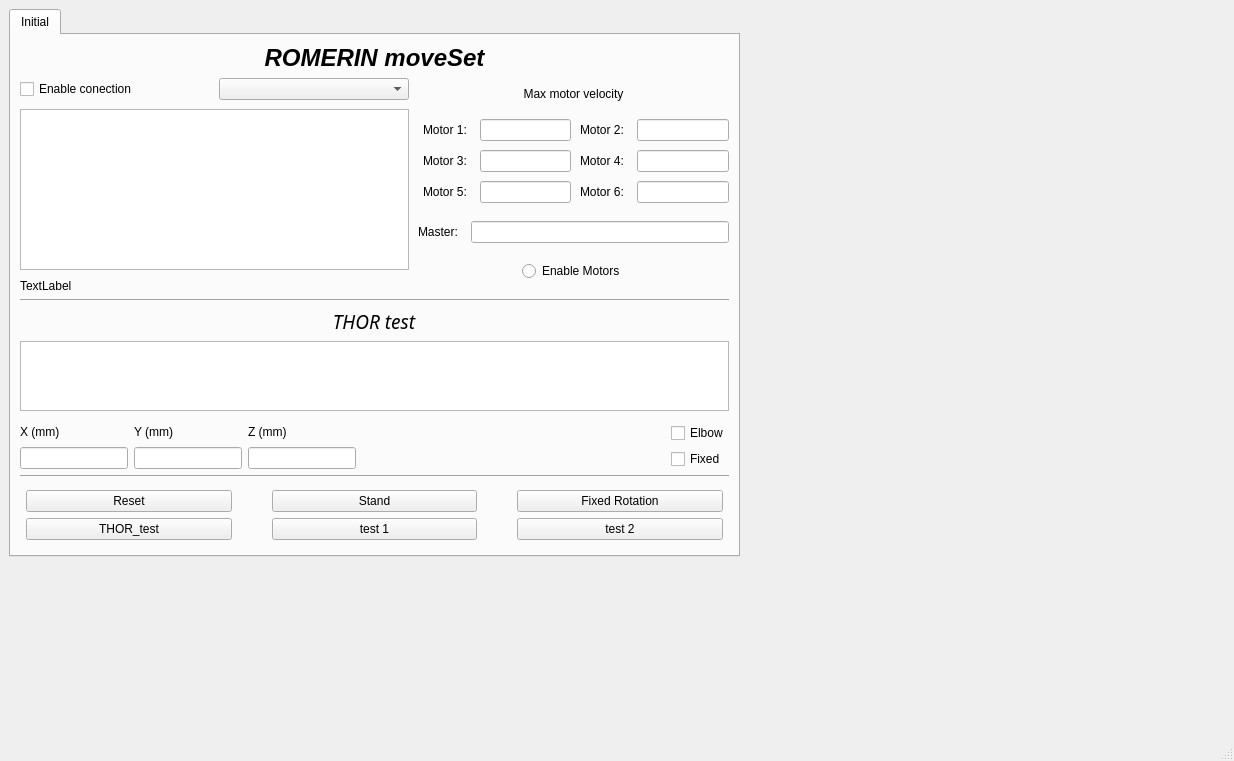
Old version of the form movimientos/Movimientos/mainwindow.ui in the repository Alvaro-Agenjo/ROMERIN_SIM.
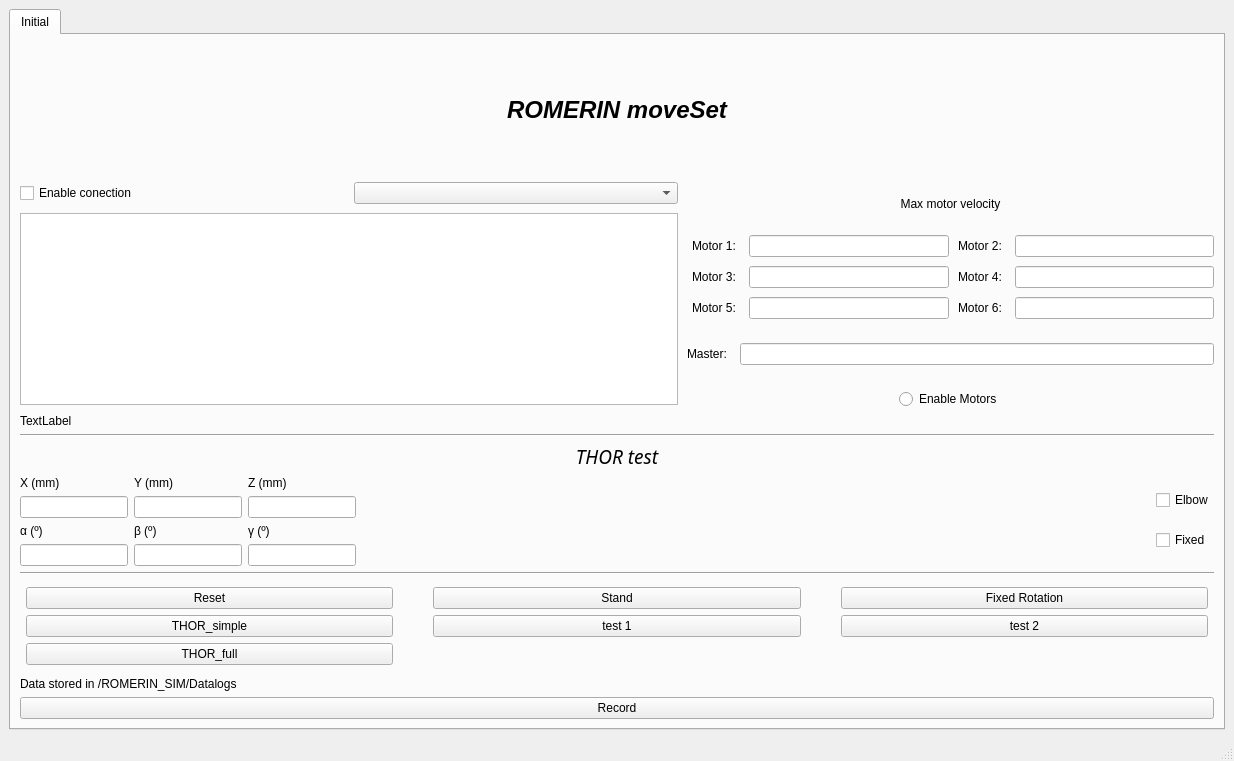
New version of the form.

Diff of the .ui file:
```diff
--- a/movimientos/Movimientos/mainwindow.ui
+++ b/movimientos/Movimientos/mainwindow.ui
@@ -14,15 +14,9 @@
    <string>MainWindow</string>
   </property>
   <widget class="QWidget" name="centralwidget">
+   <layout class="QHBoxLayout" name="horizontalLayout_6">
+    <item>
    <widget class="QTabWidget" name="tabWidget">
-    <property name="geometry">
-     <rect>
-      <x>9</x>
-      <y>9</y>
-      <width>731</width>
-      <height>548</height>
-     </rect>
-    </property>
     <property name="sizePolicy">
      <sizepolicy hsizetype="Preferred" vsizetype="Preferred">
       <horstretch>0</horstretch>
@@ -44,7 +38,7 @@
      </attribute>
      <layout class="QVBoxLayout" name="verticalLayout_4">
       <item>
-       <layout class="QVBoxLayout" name="verticalLayout_Main" stretch="1,8,2,0,0,0,0,0,0,6">
+         <layout class="QVBoxLayout" name="verticalLayout_Main" stretch="1,8,0,0,0,0,6,0,0">
         <property name="sizeConstraint">
          <enum>QLayout::SetNoConstraint</enum>
         </property>
@@ -53,7 +47,6 @@
           <property name="font">
            <font>
             <pointsize>18</pointsize>
-            <weight>75</weight>
             <italic>true</italic>
             <bold>true</bold>
            </font>
@@ -298,19 +291,6 @@
           </item>
          </layout>
         </item>
-        <item>
-         <spacer name="verticalSpacer">
-          <property name="orientation">
-           <enum>Qt::Vertical</enum>
-          </property>
-          <property name="sizeHint" stdset="0">
-           <size>
-            <width>20</width>
-            <height>20</height>
-           </size>
-          </property>
-         </spacer>
-        </item>
         <item>
          <widget class="Line" name="line">
           <property name="orientation">
@@ -324,7 +304,6 @@
            <font>
             <family>Sans Serif</family>
             <pointsize>14</pointsize>
-            <weight>50</weight>
             <italic>true</italic>
             <bold>false</bold>
             <underline>false</underline>
@@ -343,39 +322,20 @@
           </property>
          </widget>
         </item>
-        <item>
-         <widget class="QGraphicsView" name="graphicsView"/>
-        </item>
-        <item>
-         <widget class="QWidget" name="widget" native="true"/>
-        </item>
         <item>
          <layout class="QHBoxLayout" name="horizontalLayout_5">
           <item>
            <layout class="QGridLayout" name="gridLayout_2">
-            <item row="0" column="0">
-             <widget class="QLabel" name="label_6">
+              <item row="1" column="1">
+               <widget class="QLineEdit" name="txt_THOR_Y">
               <property name="sizePolicy">
-               <sizepolicy hsizetype="Preferred" vsizetype="Preferred">
+                 <sizepolicy hsizetype="Preferred" vsizetype="Fixed">
                 <horstretch>0</horstretch>
                 <verstretch>0</verstretch>
                </sizepolicy>
               </property>
               <property name="text">
-               <string>X (mm)</string>
-              </property>
-             </widget>
-            </item>
-            <item row="0" column="2">
-             <widget class="QLabel" name="label_5">
-              <property name="sizePolicy">
-               <sizepolicy hsizetype="Preferred" vsizetype="Preferred">
-                <horstretch>0</horstretch>
-                <verstretch>0</verstretch>
-               </sizepolicy>
-              </property>
-              <property name="text">
-               <string>Z (mm)</string>
+                 <string/>
               </property>
              </widget>
             </item>
@@ -392,6 +352,19 @@
               </property>
              </widget>
             </item>
+              <item row="0" column="2">
+               <widget class="QLabel" name="label_5">
+                <property name="sizePolicy">
+                 <sizepolicy hsizetype="Preferred" vsizetype="Preferred">
+                  <horstretch>0</horstretch>
+                  <verstretch>0</verstretch>
+                 </sizepolicy>
+                </property>
+                <property name="text">
+                 <string>Z (mm)</string>
+                </property>
+               </widget>
+              </item>
             <item row="1" column="0">
              <widget class="QLineEdit" name="txt_THOR_X">
               <property name="sizePolicy">
@@ -405,16 +378,29 @@
               </property>
              </widget>
             </item>
-            <item row="1" column="1">
-             <widget class="QLineEdit" name="txt_THOR_Y">
+              <item row="2" column="1">
+               <widget class="QLabel" name="label_14">
               <property name="sizePolicy">
-               <sizepolicy hsizetype="Preferred" vsizetype="Fixed">
+                 <sizepolicy hsizetype="Preferred" vsizetype="Preferred">
                 <horstretch>0</horstretch>
                 <verstretch>0</verstretch>
                </sizepolicy>
               </property>
               <property name="text">
-               <string/>
+                 <string>β (º)</string>
+                </property>
+               </widget>
+              </item>
+              <item row="0" column="0">
+               <widget class="QLabel" name="label_6">
+                <property name="sizePolicy">
+                 <sizepolicy hsizetype="Preferred" vsizetype="Preferred">
+                  <horstretch>0</horstretch>
+                  <verstretch>0</verstretch>
+                 </sizepolicy>
+                </property>
+                <property name="text">
+                 <string>X (mm)</string>
               </property>
              </widget>
             </item>
@@ -431,6 +417,71 @@
               </property>
              </widget>
             </item>
+              <item row="3" column="1">
+               <widget class="QLineEdit" name="txt_THOR_beta">
+                <property name="sizePolicy">
+                 <sizepolicy hsizetype="Preferred" vsizetype="Fixed">
+                  <horstretch>0</horstretch>
+                  <verstretch>0</verstretch>
+                 </sizepolicy>
+                </property>
+                <property name="text">
+                 <string/>
+                </property>
+               </widget>
+              </item>
+              <item row="2" column="2">
+               <widget class="QLabel" name="label_16">
+                <property name="sizePolicy">
+                 <sizepolicy hsizetype="Preferred" vsizetype="Preferred">
+                  <horstretch>0</horstretch>
+                  <verstretch>0</verstretch>
+                 </sizepolicy>
+                </property>
+                <property name="text">
+                 <string>γ (º)</string>
+                </property>
+               </widget>
+              </item>
+              <item row="3" column="2">
+               <widget class="QLineEdit" name="txt_THOR_gamma">
+                <property name="sizePolicy">
+                 <sizepolicy hsizetype="Preferred" vsizetype="Fixed">
+                  <horstretch>0</horstretch>
+                  <verstretch>0</verstretch>
+                 </sizepolicy>
+                </property>
+                <property name="text">
+                 <string/>
+                </property>
+               </widget>
+              </item>
+              <item row="2" column="0">
+               <widget class="QLabel" name="label_15">
+                <property name="sizePolicy">
+                 <sizepolicy hsizetype="Preferred" vsizetype="Preferred">
+                  <horstretch>0</horstretch>
+                  <verstretch>0</verstretch>
+                 </sizepolicy>
+                </property>
+                <property name="text">
+                 <string>α (º)</string>
+                </property>
+               </widget>
+              </item>
+              <item row="3" column="0">
+               <widget class="QLineEdit" name="txt_THOR_alfa">
+                <property name="sizePolicy">
+                 <sizepolicy hsizetype="Preferred" vsizetype="Fixed">
+                  <horstretch>0</horstretch>
+                  <verstretch>0</verstretch>
+                 </sizepolicy>
+                </property>
+                <property name="text">
+                 <string/>
+                </property>
+               </widget>
+              </item>
            </layout>
           </item>
           <item>
@@ -518,17 +569,16 @@
             </property>
            </widget>
           </item>
-          <item row="1" column="0">
-           <widget class="QPushButton" name="btn_thor_test">
-            <property name="text">
-             <string>THOR_test</string>
-            </property>
-           </widget>
-          </item>
-          <item row="1" column="2">
-           <widget class="QPushButton" name="btn_test_2">
+            <item row="1" column="1">
+             <widget class="QPushButton" name="btn_test1">
+              <property name="sizePolicy">
+               <sizepolicy hsizetype="Minimum" vsizetype="Fixed">
+                <horstretch>0</horstretch>
+                <verstretch>0</verstretch>
+               </sizepolicy>
+              </property>
             <property name="text">
-             <string>test 2</string>
+               <string>test 1</string>
             </property>
            </widget>
           </item>
@@ -545,6 +595,27 @@
             </property>
            </widget>
           </item>
+            <item row="1" column="0">
+             <widget class="QPushButton" name="btn_thor_test_simple">
+              <property name="text">
+               <string>THOR_simple</string>
+              </property>
+             </widget>
+            </item>
+            <item row="1" column="2">
+             <widget class="QPushButton" name="btn_test_2">
+              <property name="text">
+               <string>test 2</string>
+              </property>
+             </widget>
+            </item>
+            <item row="2" column="0">
+             <widget class="QPushButton" name="btn_thor_test_complete">
+              <property name="text">
+               <string>THOR_full</string>
+              </property>
+             </widget>
+            </item>
           <item row="0" column="1">
            <widget class="QPushButton" name="btn_stand">
             <property name="text">
@@ -552,26 +623,29 @@
             </property>
            </widget>
           </item>
-          <item row="1" column="1">
-           <widget class="QPushButton" name="btn_test1">
-            <property name="sizePolicy">
-             <sizepolicy hsizetype="Minimum" vsizetype="Fixed">
-              <horstretch>0</horstretch>
-              <verstretch>0</verstretch>
-             </sizepolicy>
+           </layout>
+          </item>
+          <item>
+           <widget class="QLabel" name="label_17">
+            <property name="text">
+             <string>Data stored in /ROMERIN_SIM/Datalogs</string>
             </property>
+           </widget>
+          </item>
+          <item>
+           <widget class="QPushButton" name="btn_record">
             <property name="text">
-             <string>test 1</string>
+             <string>Record</string>
             </property>
            </widget>
           </item>
          </layout>
         </item>
        </layout>
-      </item>
-     </layout>
-    </widget>
-   </widget>
+      </widget>
+     </widget>
+    </item>
+   </layout>
   </widget>
   <widget class="QMenuBar" name="menubar">
    <property name="geometry">
@@ -579,7 +653,7 @@
      <x>0</x>
      <y>0</y>
      <width>1234</width>
-     <height>22</height>
+     <height>23</height>
     </rect>
    </property>
   </widget>
```
Lines whose indentation alone changed are shown as unchanged.
